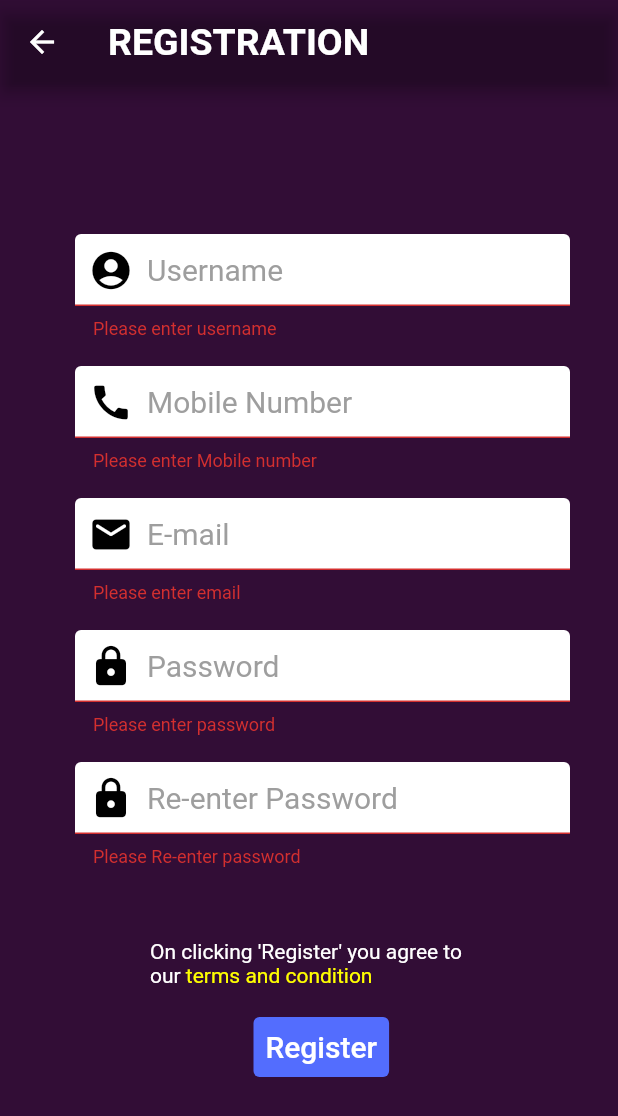
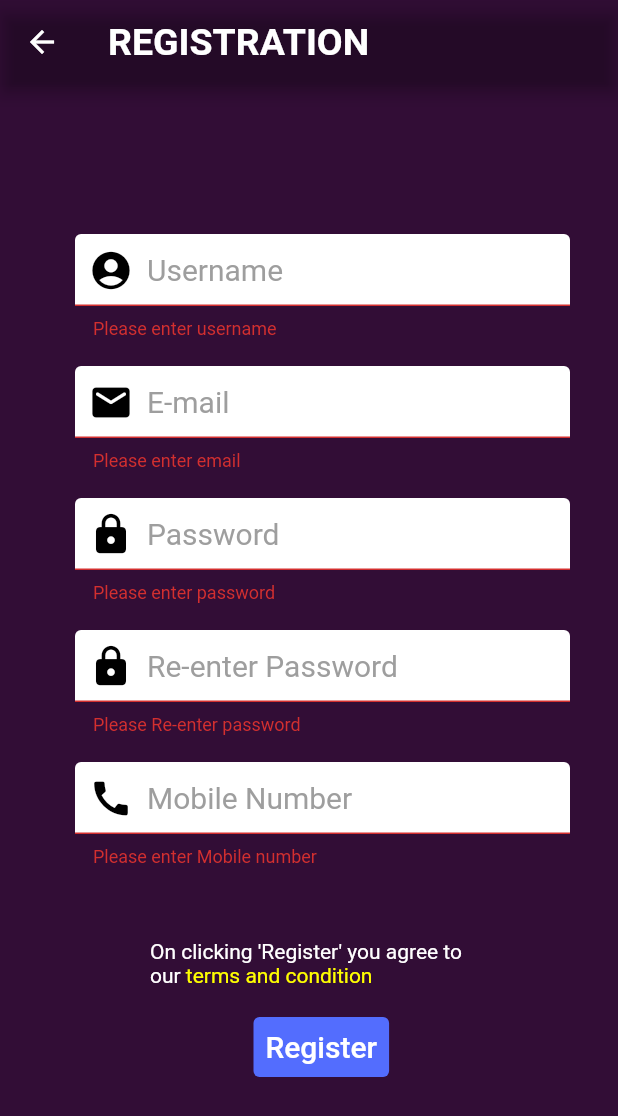
Before and after one commit to Saugat-Maharjan7/Smart-Travel-Planning, a Flutter app: the RegisterPage screen opened by its route, after a tap on "Register", on a phone screen of 412 x 824 dp. Shown: the top 1116 px of the screen. Run offline on Flutter 3.47's test engine with Material 2 defaults, Android fonts, the phone set to English and light mode, and no system bars; our stand-ins replace flutter_icons, flutter_signin_button, flutter_spinkit, google_fonts, google_sign_in, introduction_screen and 1 more.

Commit message:
Smart-Travel-Planning-App(changes6.4)

```diff
--- a/lib/Register/register_page.dart
+++ b/lib/Register/register_page.dart
@@ -1,6 +1,5 @@
 import 'package:flutter/material.dart';
 import 'package:google_fonts/google_fonts.dart';
-// import 'textfield_register.dart';
 
 class RegisterPage extends StatefulWidget {
   static const String id = 'register_page';
@@ -54,10 +53,6 @@ class _RegisterPageState extends State<RegisterPage> {
                   SizedBox(
                     height: 10,
                   ),
-                  buildMobileField(Icons.call, 'Mobile Number', true),
-                  SizedBox(
-                    height: 10,
-                  ),
                   buildEmailField(Icons.email_rounded, 'E-mail', false, true),
                   SizedBox(
                     height: 10,
@@ -68,6 +63,10 @@ class _RegisterPageState extends State<RegisterPage> {
                   ),
                   buildRePassword(
                       Icons.lock_rounded, 'Re-enter Password', true),
+                  SizedBox(
+                    height: 10,
+                  ),
+                  buildMobileField(Icons.call, 'Mobile Number', true),
                   SizedBox(
                     height: 20,
                   ),
@@ -261,7 +260,7 @@ class _RegisterPageState extends State<RegisterPage> {
           if (value.isEmpty) {
             return "Please enter Mobile number";
           }
-          if (value.length < 9 || value.length > 11) {
+          if (value.length < 10 || value.length > 10) {
             return "Please enter valid Mobile number";
           }
           return null;
```
Also changed, not shown: lib/Register/textfield_register.dart (deleted, +0 -127 lines).
